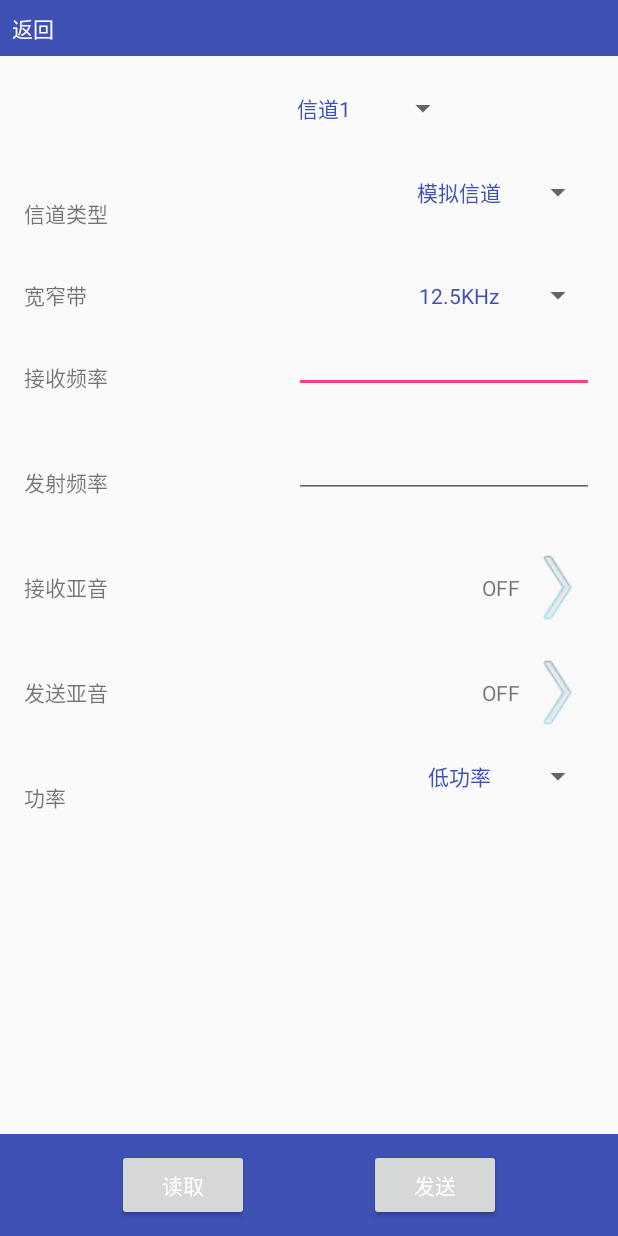
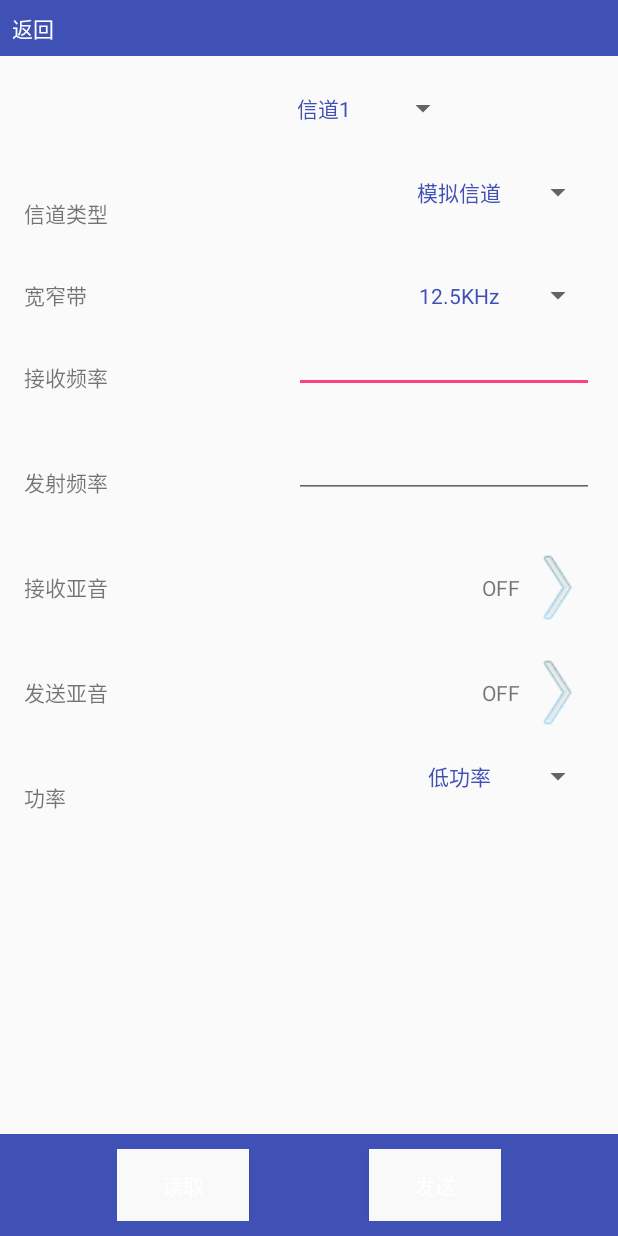
Before and after one commit to 328860252/mygitwork, an Android app: the DeviceChannelDataActivity screen opened directly, with no data from a screen before it, on a phone screen of 412 x 824 dp. Run offline under Robolectric (Android 15) with nearby library versions, the phone set to English and light mode, and no system bars; our stand-ins replace ButterKnife; libraries missing offline, so code that uses them is left out: com.crashlytics.android, io.fabric.sdk; 10 statements that could not run were skipped.

Commit message:
添加发送

```diff
--- a/Interphone/app/src/main/java/com/interphone/activity/DeviceChannelDataActivity.java
+++ b/Interphone/app/src/main/java/com/interphone/activity/DeviceChannelDataActivity.java
@@ -5,13 +5,12 @@ import android.os.Bundle;
 import android.text.TextUtils;
 import android.view.View;
 import android.widget.AdapterView;
+import android.widget.Button;
 import android.widget.EditText;
 import android.widget.LinearLayout;
 import android.widget.Spinner;
 import android.widget.TextView;
-import butterknife.Bind;
-import butterknife.ButterKnife;
-import butterknife.OnClick;
+
 import com.example.administrator.interphone.R;
 import com.interphone.AppApplication;
 import com.interphone.AppConstants;
@@ -22,22 +21,44 @@ import com.interphone.bean.DeviceBean;
 import com.interphone.connection.agreement.CmdPackage;
 import com.interphone.utils.WheelUtils;
 
+import butterknife.Bind;
+import butterknife.ButterKnife;
+import butterknife.OnClick;
+
 public class DeviceChannelDataActivity extends BaseActivity {
 
-    @Bind(R.id.tv_title) TextView mTvTitle;
-    @Bind(R.id.spinner_channel) Spinner mSpinnerChannel;
-    @Bind(R.id.spinner_channel_type) Spinner mSpinnerChannelType;
-    @Bind(R.id.tv_analogToneReceive) TextView mTvAnalogToneReceive;
-    @Bind(R.id.tv_analogToneSend) TextView mTvAnalogToneSend;
-    @Bind(R.id.spinner_analogToneBand) Spinner mSpinnerAnalogToneBand;
-    @Bind(R.id.layout_channel_analog) LinearLayout mLayoutChannelAnalog;
-    @Bind(R.id.tv_numberToneLinkmen) TextView mTvNumberToneLinkmen;
-    @Bind(R.id.spinner_numberToneSlot) Spinner mSpinnerNumberToneSlot;
-    @Bind(R.id.tv_numberToneColor) TextView mTvNumberToneColor;
-    @Bind(R.id.layout_channel_number) LinearLayout mLayoutChannelNumber;
-    @Bind(R.id.et_rate_receive) EditText mEtRateReceive;
-    @Bind(R.id.et_rate_send) EditText mEtRateSend;
-    @Bind(R.id.spinner_power) Spinner mSpinnerPower;
+    @Bind(R.id.tv_title)
+    TextView mTvTitle;
+    @Bind(R.id.spinner_channel)
+    Spinner mSpinnerChannel;
+    @Bind(R.id.spinner_channel_type)
+    Spinner mSpinnerChannelType;
+    @Bind(R.id.tv_analogToneReceive)
+    TextView mTvAnalogToneReceive;
+    @Bind(R.id.tv_analogToneSend)
+    TextView mTvAnalogToneSend;
+    @Bind(R.id.spinner_analogToneBand)
+    Spinner mSpinnerAnalogToneBand;
+    @Bind(R.id.layout_channel_analog)
+    LinearLayout mLayoutChannelAnalog;
+    @Bind(R.id.tv_numberToneLinkmen)
+    TextView mTvNumberToneLinkmen;
+    @Bind(R.id.spinner_numberToneSlot)
+    Spinner mSpinnerNumberToneSlot;
+    @Bind(R.id.tv_numberToneColor)
+    TextView mTvNumberToneColor;
+    @Bind(R.id.layout_channel_number)
+    LinearLayout mLayoutChannelNumber;
+    @Bind(R.id.et_rate_receive)
+    EditText mEtRateReceive;
+    @Bind(R.id.et_rate_send)
+    EditText mEtRateSend;
+    @Bind(R.id.spinner_power)
+    Spinner mSpinnerPower;
+    @Bind(R.id.btn_read)
+    Button btnRead;
+    @Bind(R.id.btn_send)
+    Button btnSend;
 
     private StringAdapter mAdapterChannelId;
     private String[] mArrayChannelId;
@@ -53,28 +74,30 @@ public class DeviceChannelDataActivity extends BaseActivity {
     private DeviceBean dbin;
     private ChannelData mChannelData; //当前真是值
     //private ChannelData mChannelWriteData; //往外写的缓存数据
-    private final static int activity_analogToneReceive  = 11;
+    private final static int activity_analogToneReceive = 11;
     private final static int activity_analogToneSend = 12;
     private final static int activity_numberToneColo = 13;
 
-    private int toneReceive , toneSend ;
+    private int toneReceive, toneSend;
 
 
-    @Override protected void onCreate(Bundle savedInstanceState) {
+    @Override
+    protected void onCreate(Bundle savedInstanceState) {
         super.onCreate(savedInstanceState);
         setContentView(R.layout.activity_device_channel_data);
         ButterKnife.bind(this);
         initBaseViews(this);
         initViews();
         runOnUiThread(new Runnable() {
-            @Override public void run() {
+            @Override
+            public void run() {
                 initData();
             }
         });
     }
 
     public void btn_ack(View v) {
-        if(dbin!=null) {
+        if (dbin != null) {
             dbin.writeNoEncrypt(CmdPackage.getCmdSuccess());
         }
     }
@@ -125,7 +148,8 @@ public class DeviceChannelDataActivity extends BaseActivity {
                 initData();
             }
 
-            @Override public void onNothingSelected(AdapterView<?> parent) {
+            @Override
+            public void onNothingSelected(AdapterView<?> parent) {
 
             }
         });
@@ -138,7 +162,8 @@ public class DeviceChannelDataActivity extends BaseActivity {
                 initChannelType();
             }
 
-            @Override public void onNothingSelected(AdapterView<?> parent) {
+            @Override
+            public void onNothingSelected(AdapterView<?> parent) {
 
             }
         });
@@ -150,7 +175,8 @@ public class DeviceChannelDataActivity extends BaseActivity {
                 mChannelData.setNumberToneSlot(position);
             }
 
-            @Override public void onNothingSelected(AdapterView<?> parent) {
+            @Override
+            public void onNothingSelected(AdapterView<?> parent) {
 
             }
         });
@@ -162,7 +188,8 @@ public class DeviceChannelDataActivity extends BaseActivity {
                 mAdapterAnalogToneBand.notifyDataSetChanged();
             }
 
-            @Override public void onNothingSelected(AdapterView<?> parent) {
+            @Override
+            public void onNothingSelected(AdapterView<?> parent) {
 
             }
         });
@@ -174,7 +201,8 @@ public class DeviceChannelDataActivity extends BaseActivity {
                 mAdapterPower.notifyDataSetChanged();
             }
 
-            @Override public void onNothingSelected(AdapterView<?> parent) {
+            @Override
+            public void onNothingSelected(AdapterView<?> parent) {
 
             }
         });
@@ -185,8 +213,8 @@ public class DeviceChannelDataActivity extends BaseActivity {
         try {
             mSpinnerChannelType.setSelection(mChannelData.getChannelType(), true);
             mSpinnerPower.setSelection(mChannelData.getPower(), true);
-            mEtRateReceive.setText(""+mChannelData.getRateReceive());
-            mEtRateSend.setText(""+mChannelData.getRateSend());
+            mEtRateReceive.setText("" + mChannelData.getRateReceive());
+            mEtRateSend.setText("" + mChannelData.getRateSend());
             initChannelType();
         } catch (IndexOutOfBoundsException e) {
             e.printStackTrace();
@@ -218,9 +246,9 @@ public class DeviceChannelDataActivity extends BaseActivity {
 
     @OnClick({
             R.id.layout_analogToneReceive, R.id.layout_analogToneSend, R.id.layout_numberLinkMen,
-            R.id.layout_numberToneColo, R.id.btn_read, R.id.btn_send })
+            R.id.layout_numberToneColo, R.id.btn_read, R.id.btn_send})
     public void onClick(View view) {
-        Intent intent ;
+        Intent intent;
         switch (view.getId()) {
             case R.id.layout_analogToneReceive:
                 intent = new Intent(this, WheelActivity.class);
@@ -249,7 +277,9 @@ public class DeviceChannelDataActivity extends BaseActivity {
                 }
                 //有多条信息返回， 要添加ack收取
                 AppConstants.isWriteACK = true;
-                dbin.write(CmdPackage.getChannel());
+                if (dbin.write(CmdPackage.getChannel())) {
+                    btnEnable(false);
+                }
                 break;
             case R.id.btn_send:
                 if (!dbin.isLink()) {
@@ -264,17 +294,17 @@ public class DeviceChannelDataActivity extends BaseActivity {
 
                     double finalRate = checkRate(rateReceiveStr);
                     mChannelData.setRateReceive(finalRate);
-                    mEtRateReceive.setText(""+finalRate);
+                    mEtRateReceive.setText("" + finalRate);
 
                     finalRate = checkRate(rateSendStr);
                     mChannelData.setRateSend(finalRate);
-                    mEtRateSend.setText(""+finalRate);
+                    mEtRateSend.setText("" + finalRate);
 
                     mChannelData.setChannelType(mSpinnerChannelType.getSelectedItemPosition());
                     mChannelData.setPower(mSpinnerPower.getSelectedItemPosition());
                     //mChannelData.setRateSend(mEtRateSend.getText().toString());
                     //mChannelData.setRateReceive(mEtRateReceive.getText().toString());
-                    if(mChannelData.isNumberTone()) {
+                    if (mChannelData.isNumberTone()) {
                         mChannelData.setNumberToneColor(Integer.parseInt(mTvNumberToneColor.getText().toString()));
                         mChannelData.setNumberToneSlot((Integer) mSpinnerNumberToneSlot.getSelectedItem());
                     } else {
@@ -282,7 +312,9 @@ public class DeviceChannelDataActivity extends BaseActivity {
                         mChannelData.setAnalogToneSend(toneSend);
                         mChannelData.setAnalogToneReceive(toneReceive);
                     }
-                    dbin.write(CmdPackage.setChannel(mChannelData));
+                    if (dbin.write(CmdPackage.setChannel(mChannelData))) {
+                        btnEnable(false);
+                    }
                 } catch (Exception e) {
                     showToast(R.string.text_data_error);
                     e.printStackTrace();
@@ -291,72 +323,80 @@ public class DeviceChannelDataActivity extends BaseActivity {
         }
     }
 
-    @Override protected void onActivityResult(int requestCode, int resultCode, Intent data) {
+    @Override
+    protected void onActivityResult(int requestCode, int resultCode, Intent data) {
         String value;
         int position;
-        switch(requestCode) {
+        switch (requestCode) {
             case activity_analogToneReceive:
-                if(resultCode == RESULT_OK) {
+                if (resultCode == RESULT_OK) {
                     toneReceive = data.getIntExtra(AppString.WheelTypeItem, 0);
                     value = data.getStringExtra(AppString.WheelTypeValue);
                     mTvAnalogToneReceive.setText(value);
                 }
                 break;
             case activity_analogToneSend:
-                if(resultCode == RESULT_OK) {
+                if (resultCode == RESULT_OK) {
                     toneSend = data.getIntExtra(AppString.WheelTypeItem, 0);
                     value = data.getStringExtra(AppString.WheelTypeValue);
                     mTvAnalogToneSend.setText(value);
                 }
                 break;
             case activity_numberToneColo:
-                if(resultCode == RESULT_OK) {
+                if (resultCode == RESULT_OK) {
                     position = data.getIntExtra(AppString.WheelTypeItem, 0);
-                    mTvNumberToneColor.setText(""+position);
+                    mTvNumberToneColor.setText("" + position);
                 }
                 break;
         }
         super.onActivityResult(requestCode, resultCode, data);
     }
 
-    @Override public void onReceiver(int type, int i) {
+    @Override
+    public void onReceiver(int type, int i) {
         super.onReceiver(type, i);
-        switch(type) {
+        switch (type) {
             case CmdPackage.Cmd_type_channel:
                 mChannelData = dbin.getChannelData(mSpinnerChannel.getSelectedItemPosition());
                 initData();
+                btnEnable(true);
                 break;
         }
     }
 
-    public  double checkRate(String rateDouble){
-        int value  = 1000000;
+    public double checkRate(String rateDouble) {
+        int value = 1000000;
         //扩大一百万倍
         int dd = (int) (Double.parseDouble(rateDouble) * value);
-        if ( dd % 500 ==0) { //能被0.0005整除，扩大就变500
+        if (dd % 500 == 0) { //能被0.0005整除，扩大就变500
 
         } else { //输入的小数
             int va = dd % 625;
             dd = dd - va; //取0.000625的倍数， 扩大后未 625
         }
-        if ( dd < 136*value) {
+        if (dd < 136 * value) {
             dd = 142025000;
-        } else if ( dd > 400 * value && dd < 470* value) { //136-174 400-470
-        } else if (dd <174*value){
+        } else if (dd > 400 * value && dd < 470 * value) { //136-174 400-470
+        } else if (dd < 174 * value) {
         } else {
             dd = 462562500;
         }
-        return dd/1000000.0d;
+        return dd / 1000000.0d;
     }
 
     public int toneCase(String str) {
         if (TextUtils.isEmpty(str)) {
             return 0;
         }
-        if( str.equalsIgnoreCase("OFF")) {
+        if (str.equalsIgnoreCase("OFF")) {
             return 0;
         } else {
             return Integer.parseInt(str);
         }
     }
+
+    private void btnEnable(boolean enable) {
+        btnSend.setEnabled(enable);
+        btnRead.setEnabled(enable);
+    }
 }
--- a/Interphone/app/src/main/java/com/interphone/connection/IConnectInterface.java
+++ b/Interphone/app/src/main/java/com/interphone/connection/IConnectInterface.java
@@ -20,12 +20,12 @@ public interface IConnectInterface {
 	 * 直接发送数据
 	 * @param buffer
 	 */
-	void write(byte[] buffer);
+	boolean write(byte[] buffer);
 	/**
 	 * 将命令生成协议后发送
 	 * @param buffer
 	 */
-	void writeAgreement(byte[] buffer);
+	boolean writeAgreement(byte[] buffer);
 	/**
 	 * 读取数据，数据
 	 * @param buffer
--- /dev/null
+++ b/Interphone/app/src/main/res/drawable/btn_selector.xml
@@ -0,0 +1,5 @@
+<selector xmlns:android="http://schemas.android.com/apk/res/android">
+    <item android:state_enabled="false" android:drawable="@color/btn_unenable"/>
+    <item android:state_pressed="true" android:drawable="@color/btn_unenable"/>
+    <item android:state_enabled="true" android:drawable="@color/bg_activity"/>
+</selector>
--- a/Interphone/app/src/main/res/layout/activity_sms.xml
+++ b/Interphone/app/src/main/res/layout/activity_sms.xml
@@ -76,6 +76,7 @@
             android:layout_height="wrap_content"
             android:textColor="#ffffff"
             android:text="@string/btn_send"
+            android:background="@drawable/btn_selector"
             />
 
 
--- a/Interphone/app/src/main/res/layout/activity_sms_list.xml
+++ b/Interphone/app/src/main/res/layout/activity_sms_list.xml
@@ -20,6 +20,7 @@
         android:id="@+id/btn_read"
         android:layout_width="wrap_content"
         android:layout_height="wrap_content"
+        android:background="@drawable/btn_selector"
         android:text="@string/btn_read" />
 
 </LinearLayout>
--- a/Interphone/app/src/main/res/layout/layout_bottom.xml
+++ b/Interphone/app/src/main/res/layout/layout_bottom.xml
@@ -18,6 +18,7 @@
         android:layout_width="wrap_content"
         android:layout_height="wrap_content"
         android:textColor="#ffffff"
+        android:background="@drawable/btn_selector"
         android:text="@string/btn_read"
         />
 
@@ -31,6 +32,7 @@
         android:layout_width="wrap_content"
         android:layout_height="wrap_content"
         android:textColor="#ffffff"
+        android:background="@drawable/btn_selector"
         android:text="@string/btn_send"
         />
 
--- a/Interphone/app/src/main/res/values/colors.xml
+++ b/Interphone/app/src/main/res/values/colors.xml
@@ -7,5 +7,6 @@
     <color name="bg_activity">#F9F9F9</color>
     <color name="bg_title">#4051B5</color>
     <color name="text_dark">#555555</color>
+    <color name="btn_unenable">#898989</color>
     <color name="text_red">#FF3333</color>
 </resources>
```
Also changed, not shown: Interphone/app/src/main/java/com/interphone/activity/DevicePowerTestActivity2.java (+44 -18 lines), Interphone/app/src/main/java/com/interphone/activity/DeviceProtertyActivity.java (+55 -24 lines), Interphone/app/src/main/java/com/interphone/activity/DeviceSmsActivity.java (+38 -20 lines), Interphone/app/src/main/java/com/interphone/activity/SmsListActivity.java (+30 -15 lines), Interphone/app/src/main/java/com/interphone/bean/DeviceBean.java (+8 -6 lines), Interphone/app/src/main/java/com/interphone/connection/bluetooth/BluetoothChatManager.java (+4 -3 lines), Interphone/app/src/main/java/com/interphone/connection/bluetooth/ConnectBluetoothImpl.java (+6 -4 lines), Interphone/app/src/main/java/com/interphone/connection/usb/ConnectUsbImpl.java (+7 -4 lines).
